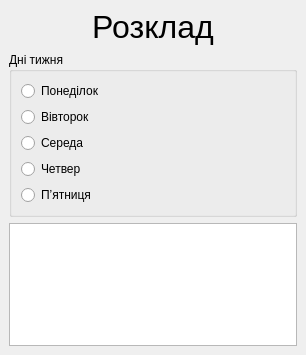
Old version of the form Practice Summer 2024/Laba_2/mainwindow.ui in the repository pungentee/college_labs.
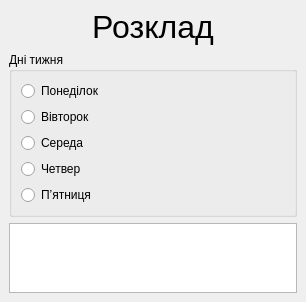
New version of the form.

Diff of the .ui file:
```diff
--- a/Practice Summer 2024/Laba_2/mainwindow.ui
+++ b/Practice Summer 2024/Laba_2/mainwindow.ui
@@ -7,7 +7,7 @@
     <x>0</x>
     <y>0</y>
     <width>306</width>
-    <height>355</height>
+    <height>288</height>
    </rect>
   </property>
   <property name="windowTitle">
@@ -71,7 +71,14 @@
      </widget>
     </item>
     <item>
-     <widget class="QTextBrowser" name="timetable"/>
+     <widget class="QTextBrowser" name="timetable">
+      <property name="maximumSize">
+       <size>
+        <width>16777215</width>
+        <height>100</height>
+       </size>
+      </property>
+     </widget>
     </item>
    </layout>
   </widget>
```
